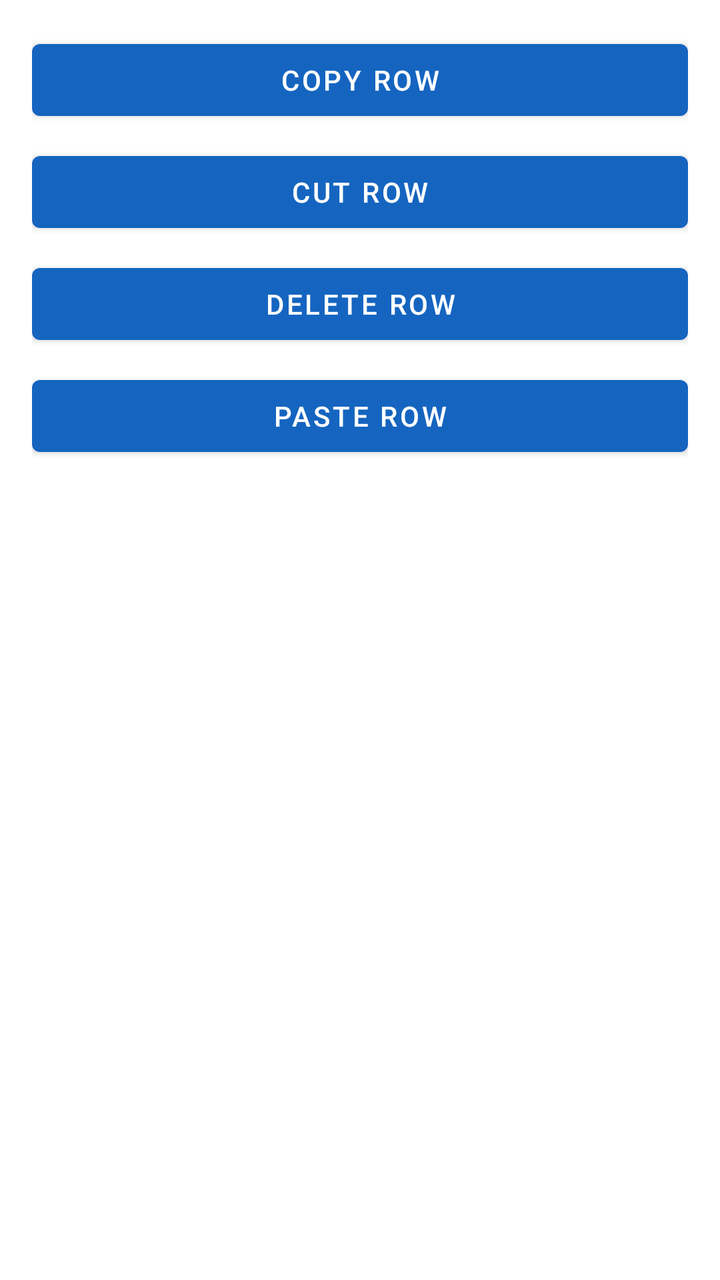
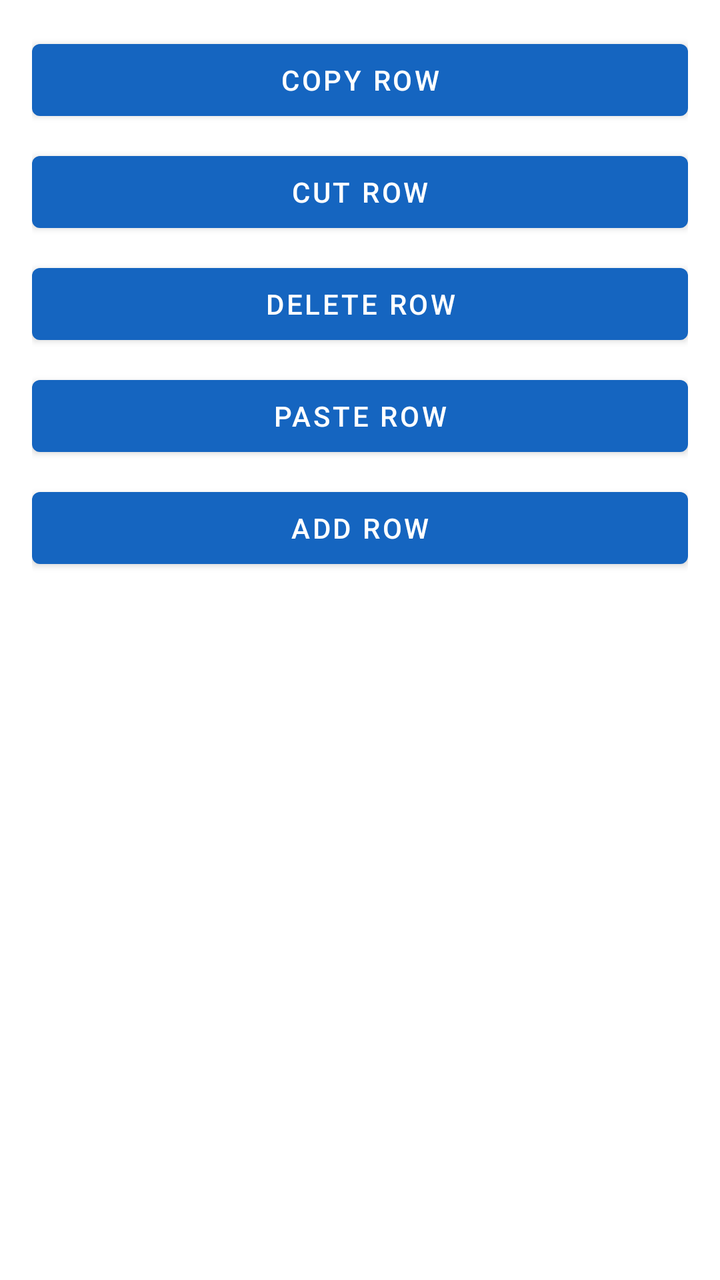

An Android layout rendered at two revisions. The XML below is the earlier revision; the diff shows what the commit changed to produce the second picture.
<!-- AndroidManifest.xml: application theme Theme.DAR -->
<!-- res/layout/dialog_row_menu.xml -->
<?xml version="1.0" encoding="utf-8"?>
<LinearLayout xmlns:android="http://schemas.android.com/apk/res/android"
    android:layout_width="match_parent"
    android:layout_height="wrap_content"
    android:orientation="vertical"
    android:padding="16dp">

    <Button
        android:id="@+id/btn_copy_row"
        android:layout_width="match_parent"
        android:layout_height="wrap_content"
        android:text="@string/row_menu_copy" />

    <Button
        android:id="@+id/btn_cut_row"
        android:layout_width="match_parent"
        android:layout_height="wrap_content"
        android:layout_marginTop="8dp"
        android:text="@string/row_menu_cut" />

    <Button
        android:id="@+id/btn_delete_row"
        android:layout_width="match_parent"
        android:layout_height="wrap_content"
        android:layout_marginTop="8dp"
        android:text="@string/row_menu_delete" />

    <Button
        android:id="@+id/btn_paste_row"
        android:layout_width="match_parent"
        android:layout_height="wrap_content"
        android:layout_marginTop="8dp"
        android:text="@string/row_menu_paste" />

</LinearLayout>
<!-- resources referenced by this layout -->
<resources>
  <string name="row_menu_copy">Copy Row</string>
  <string name="row_menu_cut">Cut Row</string>
  <string name="row_menu_delete">Delete Row</string>
  <string name="row_menu_paste">Paste Row</string>
  <style name="Theme.DAR" parent="Theme.MaterialComponents.DayNight.NoActionBar">
          <item name="colorPrimary">@color/dar_blue</item>
          <item name="colorPrimaryDark">@color/dar_blue_black</item>
      </style>
  <color name="dar_blue">#1565C0</color>
  <color name="dar_blue_black">#0D1B2A</color>
</resources>

<!-- the commit's change to res/layout/dialog_row_menu.xml (unified diff, before → after) -->
@@ -32,4 +32,11 @@
         android:layout_marginTop="8dp"
         android:text="@string/row_menu_paste" />
 
+    <Button
+        android:id="@+id/btn_insert_row"
+        android:layout_width="match_parent"
+        android:layout_height="wrap_content"
+        android:layout_marginTop="8dp"
+        android:text="@string/row_menu_add_row" />
+
 </LinearLayout>
<!-- resource entries referenced after the edit -->
@@ -1,5 +1,6 @@
 <!-- resources referenced by this layout -->
 <resources>
+  <string name="row_menu_add_row">Add Row</string>
   <string name="row_menu_copy">Copy Row</string>
   <string name="row_menu_cut">Cut Row</string>
   <string name="row_menu_delete">Delete Row</string>
